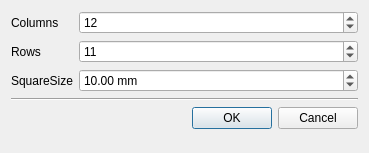
Qt form app/ui/ChessboardFinder.ui (xalpha/iris) before a commit.
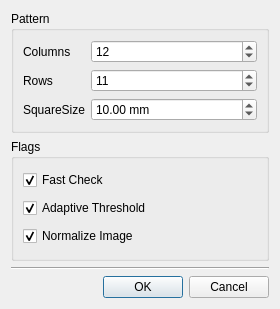
The same form after that commit.

Commit message: added configurable flags for ChessboardCalibration

```diff
--- a/app/ui/ChessboardFinder.ui
+++ b/app/ui/ChessboardFinder.ui
@@ -6,8 +6,8 @@
    <rect>
     <x>0</x>
     <y>0</y>
-    <width>369</width>
-    <height>153</height>
+    <width>280</width>
+    <height>309</height>
    </rect>
   </property>
   <property name="sizePolicy">
@@ -19,7 +19,13 @@
   <property name="windowTitle">
    <string>Chessboard Finder Settings</string>
   </property>
-  <layout class="QFormLayout" name="formLayout">
+  <layout class="QVBoxLayout" name="verticalLayout">
+   <item>
+    <widget class="QGroupBox" name="groupBox">
+     <property name="title">
+      <string>Pattern</string>
+     </property>
+     <layout class="QFormLayout" name="formLayout_2">
    <property name="fieldGrowthPolicy">
     <enum>QFormLayout::AllNonFixedFieldsGrow</enum>
    </property>
@@ -80,7 +86,56 @@
      </property>
     </widget>
    </item>
-   <item row="4" column="0" colspan="2">
+     </layout>
+    </widget>
+   </item>
+   <item>
+    <widget class="QGroupBox" name="groupBox_2">
+     <property name="title">
+      <string>Flags</string>
+     </property>
+     <layout class="QVBoxLayout" name="verticalLayout_2">
+      <item>
+       <widget class="QCheckBox" name="fastCheck">
+        <property name="text">
+         <string>Fast Check</string>
+        </property>
+        <property name="checked">
+         <bool>true</bool>
+        </property>
+       </widget>
+      </item>
+      <item>
+       <widget class="QCheckBox" name="adaptiveThreshold">
+        <property name="text">
+         <string>Adaptive Threshold</string>
+        </property>
+        <property name="checked">
+         <bool>true</bool>
+        </property>
+       </widget>
+      </item>
+      <item>
+       <widget class="QCheckBox" name="normalizeImage">
+        <property name="text">
+         <string>Normalize Image</string>
+        </property>
+        <property name="checked">
+         <bool>true</bool>
+        </property>
+       </widget>
+      </item>
+     </layout>
+    </widget>
+   </item>
+   <item>
+    <widget class="Line" name="line">
+     <property name="orientation">
+      <enum>Qt::Horizontal</enum>
+     </property>
+    </widget>
+   </item>
+   <item>
     <widget class="QDialogButtonBox" name="buttonBox">
      <property name="orientation">
       <enum>Qt::Horizontal</enum>
@@ -90,13 +145,6 @@
      </property>
     </widget>
    </item>
-   <item row="3" column="0" colspan="2">
-    <widget class="Line" name="line">
-     <property name="orientation">
-      <enum>Qt::Horizontal</enum>
-     </property>
-    </widget>
-   </item>
   </layout>
  </widget>
  <resources/>
```
Lines whose indentation alone changed are shown as unchanged. The commit also changes 4 other files.
